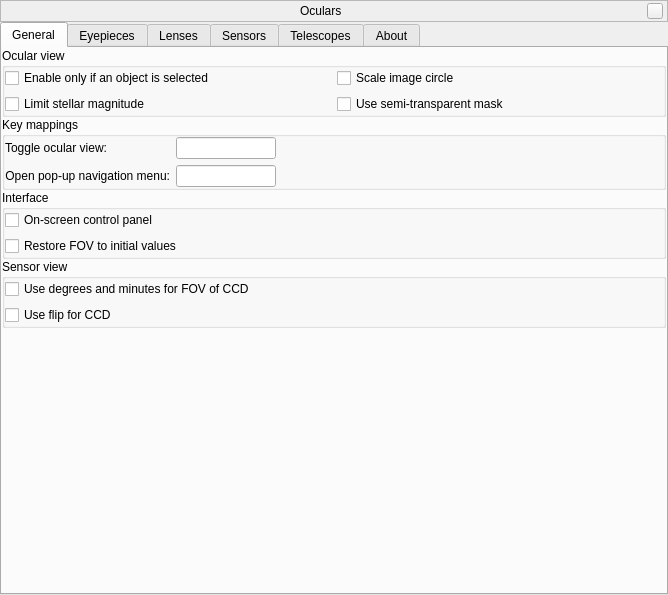
First picture: the form in plugins/Oculars/src/gui/ocularDialog.ui, repository 519984307/stellarium_src, before the edit.
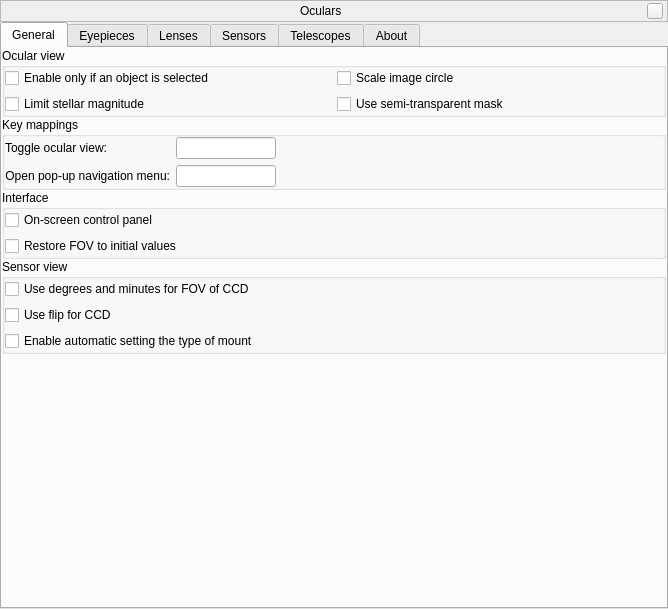
Second picture: the form after the edit. Icons and pictures are not drawn. Custom widgets are drawn as their Qt base class.

Commit message: Introduced new option to Oculars plugin: enabling automatic setting the type of mount from the telescope settings for saving horizontal orientation of CCD frame

```diff
--- a/plugins/Oculars/src/gui/ocularDialog.ui
+++ b/plugins/Oculars/src/gui/ocularDialog.ui
@@ -7,7 +7,7 @@
     <x>0</x>
     <y>0</y>
     <width>668</width>
-    <height>595</height>
+    <height>609</height>
    </rect>
   </property>
   <property name="sizePolicy">
@@ -388,6 +388,16 @@
                </property>
               </widget>
              </item>
+             <item>
+              <widget class="QCheckBox" name="checkBoxTypeOfMount">
+               <property name="toolTip">
+                <string>Enable automatic setting the type of mount from the telescope settings for saving horizontal orientation of CCD frame.</string>
+               </property>
+               <property name="text">
+                <string>Enable automatic setting the type of mount</string>
+               </property>
+              </widget>
+             </item>
             </layout>
            </widget>
           </item>
```
The commit also changes 4 other files.
